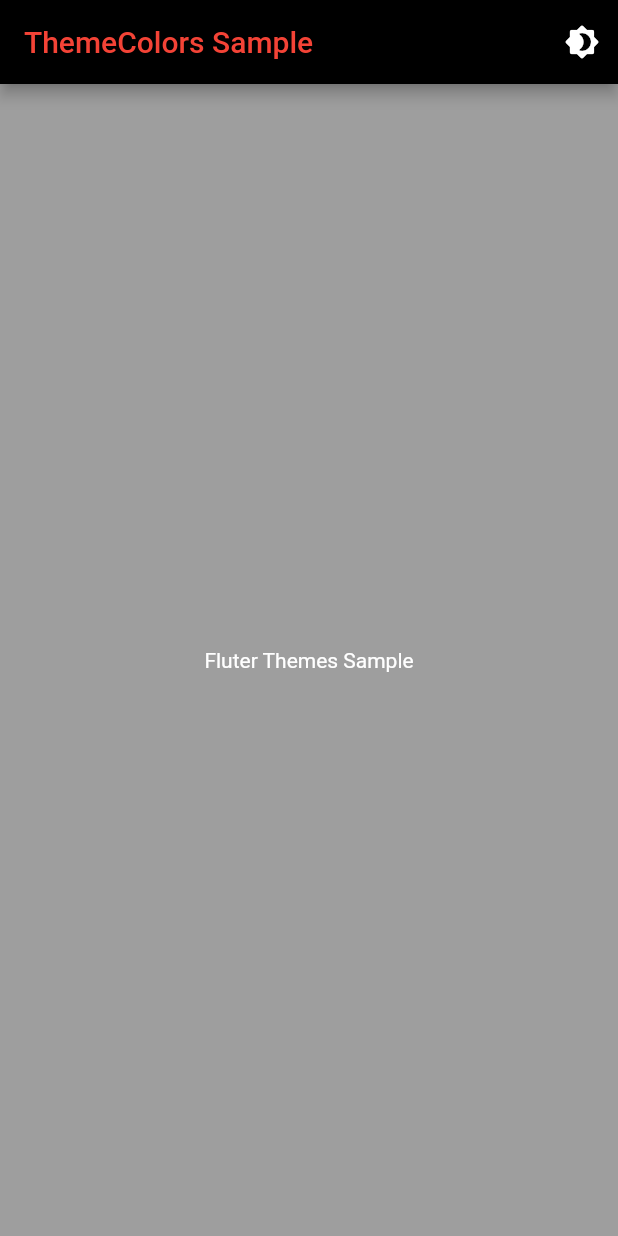
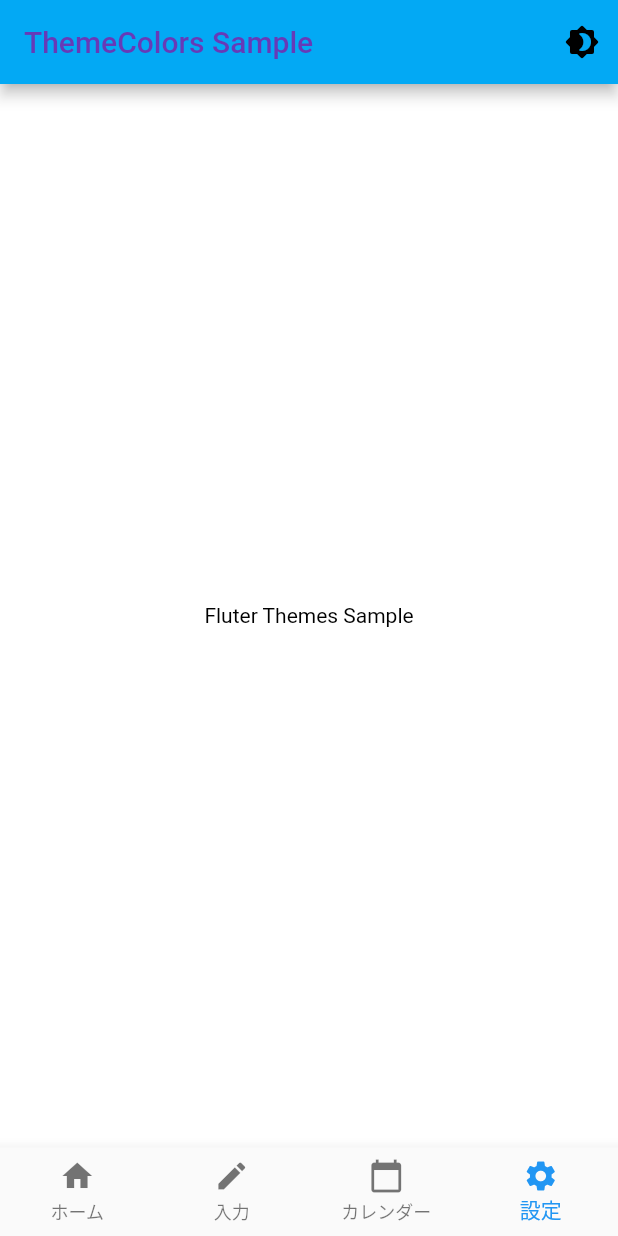
Before and after one commit to kouyoumikan/calendar_firebase, a Flutter app: the Calendar screen opened by its route, item 4 of the bottom bar chosen, after a tap on the "brightness 4" icon, on a phone screen of 412 x 824 dp. Run offline on Flutter 3.47's test engine with Material 2 defaults, Android fonts, the phone set to English and light mode, and no system bars; our stand-ins replace table_calendar; missing offline and left inert: dart:js.

Commit message:
設定画面　テーマモードをボタン押下で切り替えできるように修正

```diff
--- a/lib/model/themes.dart
+++ b/lib/model/themes.dart
@@ -15,7 +15,7 @@ class CustomTheme with ChangeNotifier { // テーマカラーの切り替え
       _isDarkTheme ? ThemeMode.dark : ThemeMode.light;
 
   void toggleTheme() { // ThemeModeの値の変更
-    _isDarkTheme != _isDarkTheme; // ダークテーマが等しいか判定
+    _isDarkTheme = !_isDarkTheme; // ダークテーマが等しいか判定
     notifyListeners(); // テーマカラーの変更の知らせを受け取る
   }
 
@@ -23,7 +23,7 @@ class CustomTheme with ChangeNotifier { // テーマカラーの切り替え
   static ThemeData get lightTheme {
     return ThemeData(
       primaryColor: Colors.lightBlue, // アプリの基本色は明るい青
-      accentColor: Colors.green, // アクセントカラーは緑
+      accentColor: Colors.deepPurple, // アクセントカラーは緑
       backgroundColor: Colors.white, // アプリの背景色は白
       scaffoldBackgroundColor: Colors.white, // Scaffold Widgetの背景色は白
       textTheme: TextTheme(
--- a/lib/pages/calendar.dart
+++ b/lib/pages/calendar.dart
@@ -178,7 +178,7 @@ class _CalendarState extends State<Calendar> {
           if (index == 0) {
             // First Icon が押されたときは前の画面に戻る
             // Navigator.of(context).pop();
-            //Navigator.of(context).pushNamed("/home");
+            Navigator.of(context).pushNamed("/home");
           } else if (index == 1) {
             Navigator.of(context).pushNamed("/view_event");
           } else if (index == 2) {
--- a/lib/pages/setting.dart
+++ b/lib/pages/setting.dart
@@ -46,6 +46,44 @@ class _SettingState extends State<Setting> {
           ],
         ),
       ),
+      bottomNavigationBar: BottomNavigationBar(
+        type: BottomNavigationBarType.fixed,
+        currentIndex: 3, // 現在選択しているアイコンの色をハイライト表示
+        items: [
+          // BottomNavigationBarItemに表示するリスト
+          BottomNavigationBarItem(
+            icon: Icon(Icons.home),
+            title: Text("ホーム"),
+          ),
+          BottomNavigationBarItem(
+            icon: Icon(Icons.create),
+            title: Text("入力"),
+          ),
+          BottomNavigationBarItem(
+            icon: Icon(Icons.calendar_today),
+            title: Text("カレンダー"),
+          ),
+          BottomNavigationBarItem(
+            icon: Icon(Icons.settings),
+            title: Text("設定"),
+          ),
+        ],
+        // ナビゲーションバーのアイコンをタップしたときの処理
+        onTap: (int index) {
+          print(index); // デバッグ用に出力（タップされたボタンによって数値がかわる）
+          if (index == 0) {
+            // First Icon が押されたときは前の画面に戻る
+            // Navigator.of(context).pop();
+            Navigator.of(context).pushNamed("/home");
+          } else if (index == 1) {
+            Navigator.of(context).pushNamed("/view_event");
+          } else if (index == 2) {
+            Navigator.of(context).pushNamed("/calendar");
+          } else if (index == 3) {
+            //Navigator.of(context).pushNamed("/setting");
+          }
+        },
+      ),
     );
   }
 }
```
